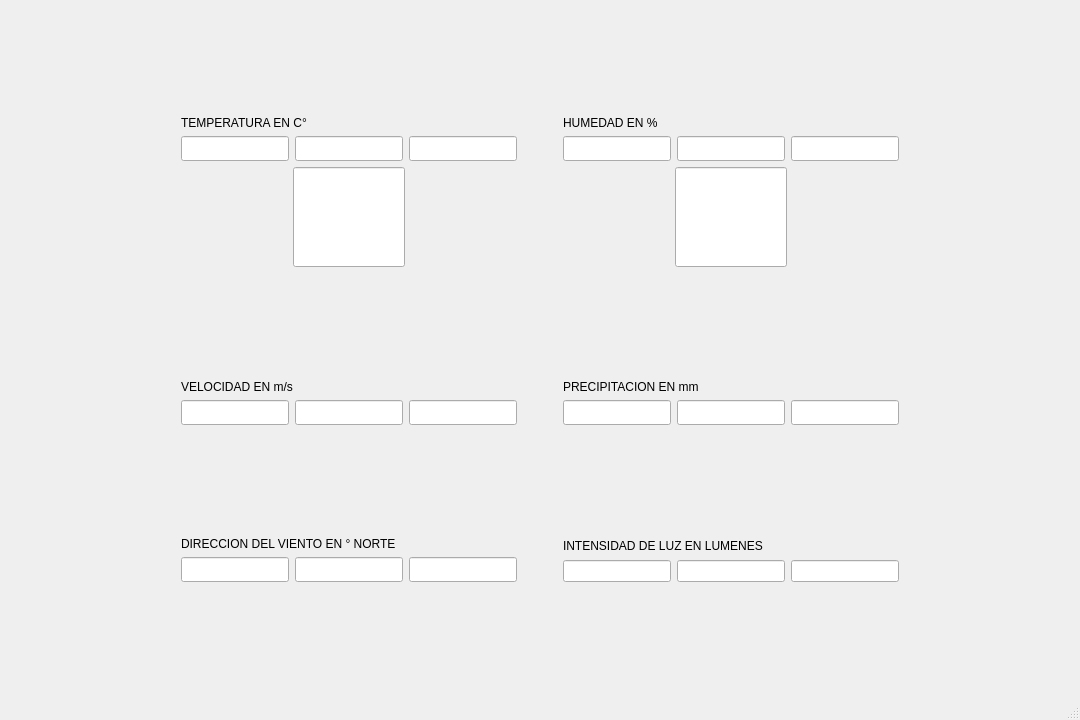
This is file_project/console/DB_sensor/mainwindow.ui in scortua/PROYECTO_ALSE as Qt 5 draws it before an edit. The edited form follows.
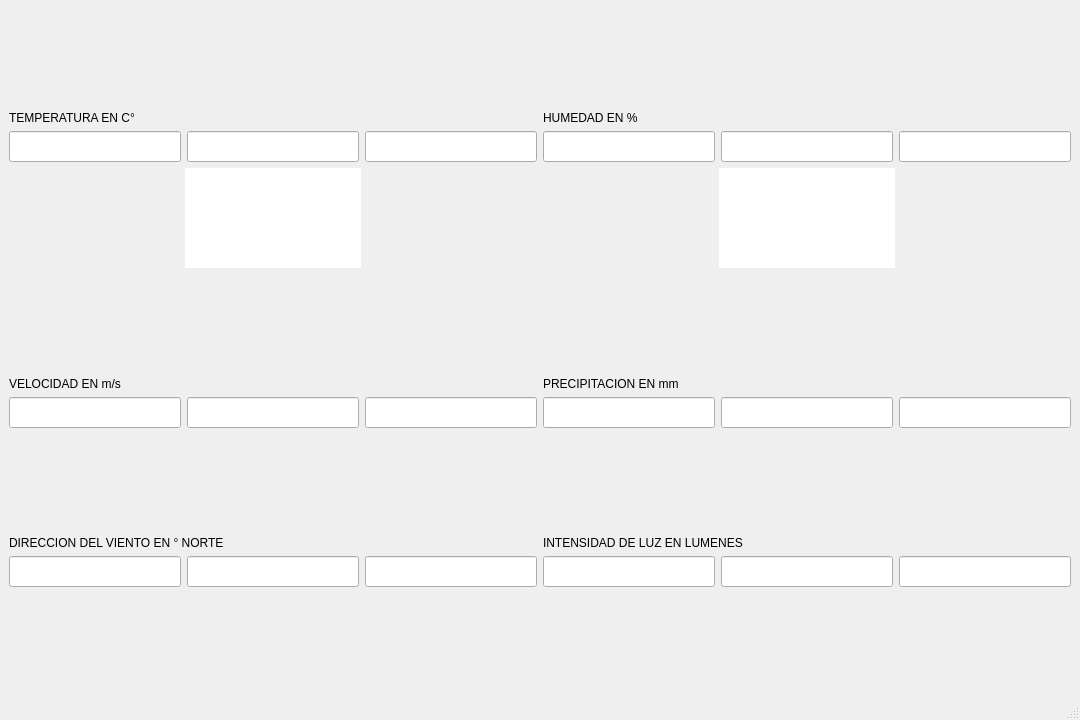
This is the edited form.

Commit message: conexion y .ui

```diff
--- a/file_project/console/DB_sensor/mainwindow.ui
+++ b/file_project/console/DB_sensor/mainwindow.ui
@@ -64,7 +64,7 @@
                  <widget class="QLineEdit" name="Tmin">
                   <property name="minimumSize">
                    <size>
-                    <width>50</width>
+                    <width>125</width>
                     <height>25</height>
                    </size>
                   </property>
@@ -74,13 +74,21 @@
                     <height>250</height>
                    </size>
                   </property>
+                  <property name="font">
+                   <font>
+                    <family>DejaVu Sans</family>
+                    <pointsize>14</pointsize>
+                    <weight>75</weight>
+                    <bold>true</bold>
+                   </font>
+                  </property>
                  </widget>
                 </item>
                 <item>
                  <widget class="QLineEdit" name="Tprom">
                   <property name="minimumSize">
                    <size>
-                    <width>50</width>
+                    <width>125</width>
                     <height>25</height>
                    </size>
                   </property>
@@ -90,13 +98,21 @@
                     <height>250</height>
                    </size>
                   </property>
+                  <property name="font">
+                   <font>
+                    <family>DejaVu Sans</family>
+                    <pointsize>14</pointsize>
+                    <weight>75</weight>
+                    <bold>true</bold>
+                   </font>
+                  </property>
                  </widget>
                 </item>
                 <item>
                  <widget class="QLineEdit" name="Tmax">
                   <property name="minimumSize">
                    <size>
-                    <width>50</width>
+                    <width>125</width>
                     <height>25</height>
                    </size>
                   </property>
@@ -106,6 +122,14 @@
                     <height>250</height>
                    </size>
                   </property>
+                  <property name="font">
+                   <font>
+                    <family>DejaVu Sans</family>
+                    <pointsize>14</pointsize>
+                    <weight>75</weight>
+                    <bold>true</bold>
+                   </font>
+                  </property>
                  </widget>
                 </item>
                </layout>
@@ -129,6 +153,12 @@
               </item>
               <item>
                <widget class="QLineEdit" name="ledT">
+                <property name="sizePolicy">
+                 <sizepolicy hsizetype="Expanding" vsizetype="Expanding">
+                  <horstretch>0</horstretch>
+                  <verstretch>0</verstretch>
+                 </sizepolicy>
+                </property>
                 <property name="minimumSize">
                  <size>
                   <width>100</width>
@@ -141,6 +171,9 @@
                   <height>100</height>
                  </size>
                 </property>
+                <property name="styleSheet">
+                 <string notr="true">QLineEdit { border-radius: 100px; }</string>
+                </property>
                </widget>
               </item>
               <item>
@@ -190,7 +223,7 @@
                  <widget class="QLineEdit" name="Hmin">
                   <property name="minimumSize">
                    <size>
-                    <width>50</width>
+                    <width>125</width>
                     <height>25</height>
                    </size>
                   </property>
@@ -200,6 +233,14 @@
                     <height>250</height>
                    </size>
                   </property>
+                  <property name="font">
+                   <font>
+                    <family>DejaVu Sans</family>
+                    <pointsize>14</pointsize>
+                    <weight>75</weight>
+                    <bold>true</bold>
+                   </font>
+                  </property>
                  </widget>
                 </item>
                 <item>
@@ -216,6 +257,14 @@
                     <height>250</height>
                    </size>
                   </property>
+                  <property name="font">
+                   <font>
+                    <family>DejaVu Sans</family>
+                    <pointsize>14</pointsize>
+                    <weight>75</weight>
+                    <bold>true</bold>
+                   </font>
+                  </property>
                  </widget>
                 </item>
                 <item>
@@ -232,6 +281,14 @@
                     <height>250</height>
                    </size>
                   </property>
+                  <property name="font">
+                   <font>
+                    <family>DejaVu Sans</family>
+                    <pointsize>14</pointsize>
+                    <weight>75</weight>
+                    <bold>true</bold>
+                   </font>
+                  </property>
                  </widget>
                 </item>
                </layout>
@@ -255,6 +312,12 @@
               </item>
               <item>
                <widget class="QLineEdit" name="ledH">
+                <property name="sizePolicy">
+                 <sizepolicy hsizetype="Expanding" vsizetype="Expanding">
+                  <horstretch>0</horstretch>
+                  <verstretch>0</verstretch>
+                 </sizepolicy>
+                </property>
                 <property name="minimumSize">
                  <size>
                   <width>100</width>
@@ -267,6 +330,9 @@
                   <height>63</height>
                  </size>
                 </property>
+                <property name="styleSheet">
+                 <string notr="true">QLineEdit { border-radius: 100px; }</string>
+                </property>
                </widget>
               </item>
               <item>
@@ -358,6 +424,14 @@
                   <height>250</height>
                  </size>
                 </property>
+                <property name="font">
+                 <font>
+                  <family>DejaVu Sans</family>
+                  <pointsize>14</pointsize>
+                  <weight>75</weight>
+                  <bold>true</bold>
+                 </font>
+                </property>
                </widget>
               </item>
               <item>
@@ -374,6 +448,14 @@
                   <height>250</height>
                  </size>
                 </property>
+                <property name="font">
+                 <font>
+                  <family>DejaVu Sans</family>
+                  <pointsize>14</pointsize>
+                  <weight>75</weight>
+                  <bold>true</bold>
+                 </font>
+                </property>
                </widget>
               </item>
               <item>
@@ -390,6 +472,14 @@
                   <height>250</height>
                  </size>
                 </property>
+                <property name="font">
+                 <font>
+                  <family>DejaVu Sans</family>
+                  <pointsize>14</pointsize>
+                  <weight>75</weight>
+                  <bold>true</bold>
+                 </font>
+                </property>
                </widget>
               </item>
              </layout>
@@ -434,6 +524,14 @@
                   <height>250</height>
                  </size>
                 </property>
+                <property name="font">
+                 <font>
+                  <family>DejaVu Sans</family>
+                  <pointsize>14</pointsize>
+                  <weight>75</weight>
+                  <bold>true</bold>
+                 </font>
+                </property>
                </widget>
               </item>
               <item>
@@ -450,6 +548,14 @@
                   <height>250</height>
                  </size>
                 </property>
+                <property name="font">
+                 <font>
+                  <family>DejaVu Sans</family>
+                  <pointsize>14</pointsize>
+                  <weight>75</weight>
+                  <bold>true</bold>
+                 </font>
+                </property>
                </widget>
               </item>
               <item>
@@ -466,6 +572,14 @@
                   <height>250</height>
                  </size>
                 </property>
+                <property name="font">
+                 <font>
+                  <family>DejaVu Sans</family>
+                  <pointsize>14</pointsize>
+                  <weight>75</weight>
+                  <bold>true</bold>
+                 </font>
+                </property>
                </widget>
               </item>
              </layout>
@@ -544,6 +658,14 @@
                   <height>250</height>
                  </size>
                 </property>
+                <property name="font">
+                 <font>
+                  <family>DejaVu Sans</family>
+                  <pointsize>14</pointsize>
+                  <weight>75</weight>
+                  <bold>true</bold>
+                 </font>
+                </property>
                </widget>
               </item>
               <item>
@@ -560,6 +682,14 @@
                   <height>250</height>
                  </size>
                 </property>
+                <property name="font">
+                 <font>
+                  <family>DejaVu Sans</family>
+                  <pointsize>14</pointsize>
+                  <weight>75</weight>
+                  <bold>true</bold>
+                 </font>
+                </property>
                </widget>
               </item>
               <item>
@@ -576,6 +706,14 @@
                   <height>250</height>
                  </size>
                 </property>
+                <property name="font">
+                 <font>
+                  <family>DejaVu Sans</family>
+                  <pointsize>14</pointsize>
+                  <weight>75</weight>
+                  <bold>true</bold>
+                 </font>
+                </property>
                </widget>
               </item>
              </layout>
@@ -620,6 +758,14 @@
                   <height>250</height>
                  </size>
                 </property>
+                <property name="font">
+                 <font>
+                  <family>DejaVu Sans</family>
+                  <pointsize>14</pointsize>
+                  <weight>75</weight>
+                  <bold>true</bold>
+                 </font>
+                </property>
                </widget>
               </item>
               <item>
@@ -636,6 +782,14 @@
                   <height>250</height>
                  </size>
                 </property>
+                <property name="font">
+                 <font>
+                  <family>DejaVu Sans</family>
+                  <pointsize>14</pointsize>
+                  <weight>75</weight>
+                  <bold>true</bold>
+                 </font>
+                </property>
                </widget>
               </item>
               <item>
@@ -652,6 +806,14 @@
                   <height>250</height>
                  </size>
                 </property>
+                <property name="font">
+                 <font>
+                  <family>DejaVu Sans</family>
+                  <pointsize>14</pointsize>
+                  <weight>75</weight>
+                  <bold>true</bold>
+                 </font>
+                </property>
                </widget>
               </item>
              </layout>
```
The commit also changes 2 other files.
